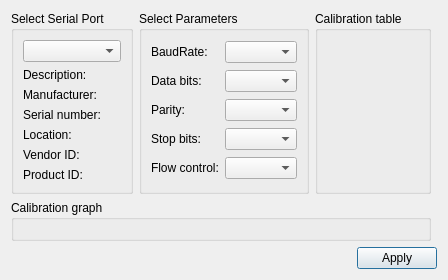
The window that lab5qt/lab5/settingsdialog.ui (AMahno/KPIcpp) describes before a commit, drawn with Qt 5.
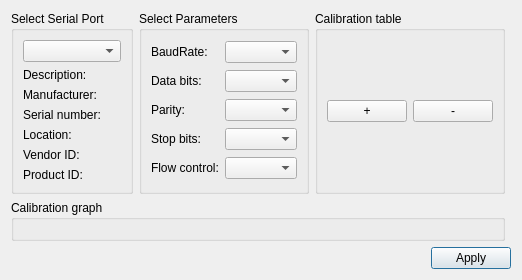
The same window after the commit.

```diff
--- a/lab5qt/lab5/settingsdialog.ui
+++ b/lab5qt/lab5/settingsdialog.ui
@@ -6,7 +6,7 @@
    <rect>
     <x>0</x>
     <y>0</y>
-    <width>388</width>
+    <width>390</width>
     <height>272</height>
    </rect>
   </property>
@@ -156,7 +156,26 @@
      <property name="title">
       <string>Calibration table</string>
      </property>
-     <layout class="QVBoxLayout" name="verticalLayout"/>
+     <layout class="QVBoxLayout" name="verticalLayout">
+      <item>
+       <layout class="QHBoxLayout" name="horizontalLayout_2">
+        <item>
+         <widget class="QPushButton" name="plusButton">
+          <property name="text">
+           <string>+</string>
+          </property>
+         </widget>
+        </item>
+        <item>
+         <widget class="QPushButton" name="minusButton">
+          <property name="text">
+           <string>-</string>
+          </property>
+         </widget>
+        </item>
+       </layout>
+      </item>
+     </layout>
     </widget>
    </item>
    <item row="1" column="0" colspan="3">
```
